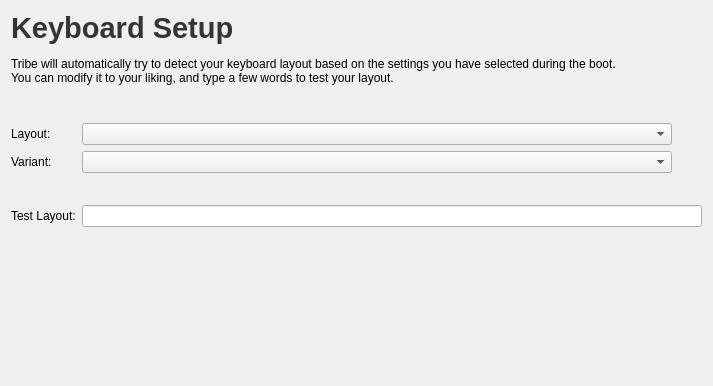
Qt form ui/pages/keyboard.ui (KdeOs/Tribe) before a commit.
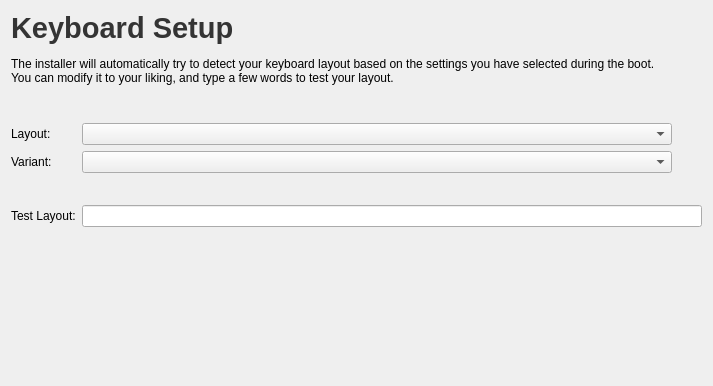
The same form after that commit.

Commit message: convert tribe to KaOS

```diff
--- a/ui/pages/keyboard.ui
+++ b/ui/pages/keyboard.ui
@@ -36,7 +36,7 @@
         </size>
        </property>
        <property name="text">
-        <string>Tribe will automatically try to detect your keyboard layout based on the settings you have selected during the boot.
+        <string>The installer will automatically try to detect your keyboard layout based on the settings you have selected during the boot.
 You can modify it to your liking, and type a few words to test your layout.</string>
        </property>
       </widget>
```
The commit also changes 12 other files.
